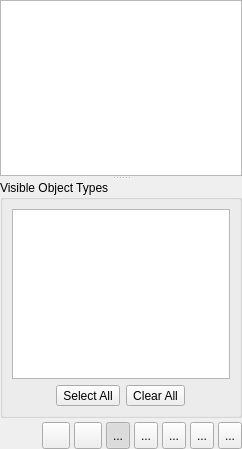
The window that libpgmodeler_ui/ui/modelobjectswidget.ui (pgmodeler/pgmodeler) describes before a commit, drawn with Qt 5.
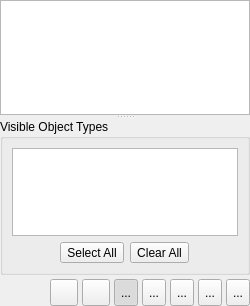
The same window after the commit. Icons and pictures are not drawn.

```diff
--- a/libpgmodeler_ui/ui/modelobjectswidget.ui
+++ b/libpgmodeler_ui/ui/modelobjectswidget.ui
@@ -9,14 +9,14 @@
    <rect>
     <x>0</x>
     <y>0</y>
-    <width>242</width>
-    <height>449</height>
+    <width>250</width>
+    <height>306</height>
    </rect>
   </property>
   <property name="minimumSize">
    <size>
-    <width>0</width>
-    <height>0</height>
+    <width>250</width>
+    <height>300</height>
    </size>
   </property>
   <property name="maximumSize">
```
